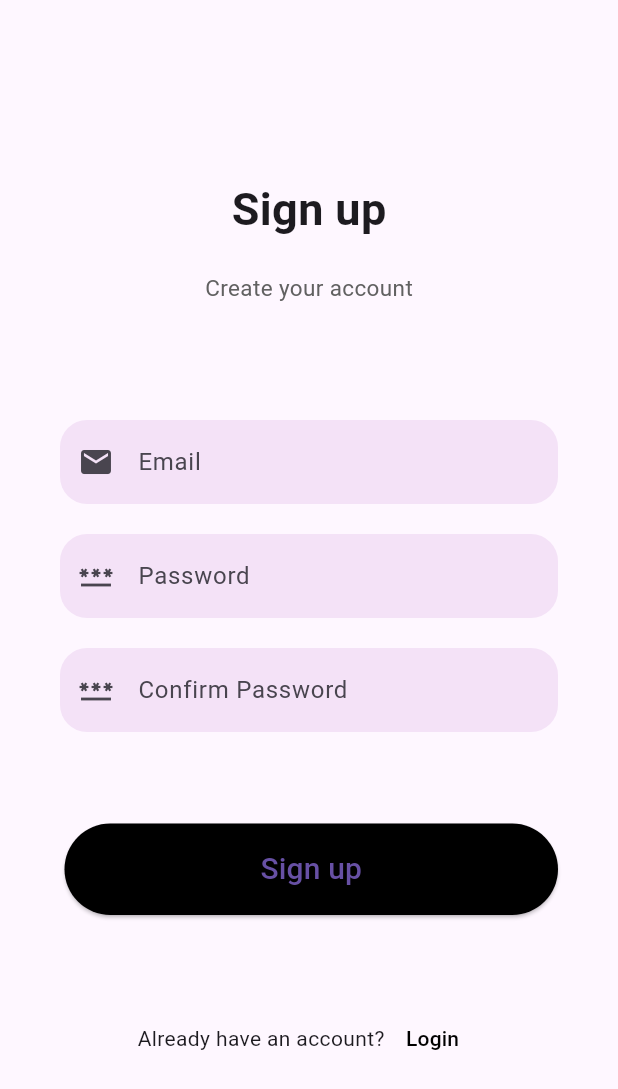
After one commit to jayanth119/Human_Genx, a Flutter app: the screen it shows after launch, after a tap on "Login", after a tap on "Sign Up", on a phone screen of 412 x 824 dp. The commit adds this screen. Shown: the top 1089 px of the screen. Run offline on Flutter 3.47's test engine with Material 3 defaults, Android fonts, the phone set to English and light mode, and no system bars; our stand-ins replace animated_splash_screen, firebase_auth, firebase_core, lottie; accounts and stored records are empty; network calls fail.

Commit message:
authentication implemented
login with mail and password
and logout also

```diff
--- a/analysis_options.yaml
+++ b/analysis_options.yaml
@@ -13,7 +13,8 @@ linter:
   # The lint rules applied to this project can be customized in the
   # section below to disable rules from the `package:flutter_lints/flutter.yaml`
   # included above or to enable additional rules. A list of all available lints
-  # and their documentation is published at https://dart.dev/lints.
+  # and their documentation is published at
+  # https://dart-lang.github.io/linter/lints/index.html.
   #
   # Instead of disabling a lint rule for the entire project in the
   # section below, it can also be suppressed for a single line of code
--- a/lib/intro.dart
+++ b/lib/intro.dart
@@ -1,6 +1,7 @@
 // ignore_for_file: camel_case_types
 
 import 'package:flutter/material.dart';
+import 'package:lottie/lottie.dart';
 
 class Splash_screen extends StatefulWidget {
   const Splash_screen({super.key});
@@ -12,6 +13,12 @@ class Splash_screen extends StatefulWidget {
 class _Splash_screenState extends State<Splash_screen> {
   @override
   Widget build(BuildContext context) {
-    return const Icon(Icons.ac_unit_rounded);
+    return Scaffold(
+      backgroundColor: Colors.black,
+      body: Center(
+        child: Lottie.network(
+            'https://lottie.host/679c294e-a1c9-4ce0-9043-0c871452bbcd/FJPexKFCBw.json'),
+      ),
+    );
   }
 }
--- a/lib/main.dart
+++ b/lib/main.dart
@@ -1,10 +1,23 @@
+import 'package:animated_splash_screen/animated_splash_screen.dart';
+import 'package:firebase_core/firebase_core.dart';
 import 'package:flutter/material.dart';
-import 'package:human_genx/homepage.dart';
-// ignore: depend_on_referenced_packages
-import 'package:animated_splash_screen/animated_splash_screen.dart';
-// import 'package:human_genx/intro.dart';
+import 'package:human_genx/intro.dart';
+import 'package:human_genx/utils/auth.dart';
 
-void main() {
+void main() async {
+  WidgetsFlutterBinding.ensureInitialized();
+//   await Firebase.initializeApp(
+//     options: DefaultFirebaseOptions.currentPlatform,
+// );
+  await Firebase.initializeApp(
+    options: const FirebaseOptions(
+        apiKey: "AIzaSyDnQJPvQEpS-v9S4j_8evKZKuHDcx3xc-o",
+        authDomain: "humangenx.firebaseapp.com",
+        projectId: "humangenx",
+        storageBucket: "humangenx.appspot.com",
+        messagingSenderId: "391038666866",
+        appId: "1:391038666866:web:cf387dcdee2f4881941aeb"),
+  );
   runApp(const MyApp());
 }
 
@@ -15,20 +28,29 @@ class MyApp extends StatelessWidget {
   @override
   Widget build(BuildContext context) {
     return MaterialApp(
-      title: 'Flutter Demo',
+      title: 'HumanGenx',
       debugShowCheckedModeBanner: false,
       theme: ThemeData(
         colorScheme: ColorScheme.fromSeed(seedColor: Colors.deepPurple),
         useMaterial3: true,
       ),
       home: AnimatedSplashScreen(
-          splash: const Icon(Icons.ac_unit_sharp),
-          duration: 5000,
-          nextScreen: const MyHomePage(
-            title: "Human_genx",
-          ),
+          splash: const Splash_screen(),
+          duration: 2000,
+          nextScreen: const Auth(),
           splashTransition: SplashTransition.scaleTransition,
-          backgroundColor: Colors.blue),
+          backgroundColor: Colors.black),
     );
   }
 }
+
+
+
+// Platform  Firebase App Id
+// web       1:391038666866:web:cf387dcdee2f4881941aeb
+// android   1:391038666866:android:b6087ad1ed1d42b7941aeb
+// ios       1:391038666866:ios:65b8fdd63d2d5e65941aeb
+// macos     1:391038666866:ios:65b8fdd63d2d5e65941aeb
+
+// Learn more about using this file and next steps from the documentation:
+//  > https://firebase.google.com/docs/flutter/setup
--- /dev/null
+++ b/lib/pages/login.dart
@@ -0,0 +1,146 @@
+import 'package:flutter/material.dart';
+import 'package:firebase_auth/firebase_auth.dart';
+import 'package:human_genx/pages/signup.dart';
+
+class Login extends StatefulWidget {
+  const Login({super.key});
+
+  @override
+  State<Login> createState() => _LoginState();
+}
+
+class _LoginState extends State<Login> {
+  final bor = OutlineInputBorder(
+      borderRadius: BorderRadius.circular(18), borderSide: BorderSide.none);
+  final _user = TextEditingController();
+  final _pass = TextEditingController();
+  final _formKey = GlobalKey<FormState>();
+  void sigin() async {
+    if (_formKey.currentState!.validate()) {
+      ScaffoldMessenger.of(context).showSnackBar(
+        const SnackBar(
+          content: Text('Login Sucessful '),
+        ),
+      );
+    }
+    try {
+      await FirebaseAuth.instance
+          .signInWithEmailAndPassword(email: _user.text, password: _pass.text);
+    } on FirebaseAuthException catch (e) {
+      if (e.code == "user-not-found") {
+      } else if (e.code == "wrong-password") {}
+    }
+  }
+
+  @override
+  Widget build(BuildContext context) {
+    return MaterialApp(
+      debugShowCheckedModeBanner: false,
+      home: Scaffold(
+        body: Container(
+          margin: const EdgeInsets.all(24),
+          child: Form(
+            key: _formKey,
+            child: Column(
+              mainAxisAlignment: MainAxisAlignment.spaceEvenly,
+              children: [
+                _header(context),
+                _inputField(context),
+                _signup(context),
+              ],
+            ),
+          ),
+        ),
+      ),
+    );
+  }
+
+  _header(context) {
+    return const Column(
+      children: [
+        Text(
+          "Welcome Back",
+          style: TextStyle(fontSize: 40, fontWeight: FontWeight.bold),
+        ),
+        Text("Enter your credential to login"),
+      ],
+    );
+  }
+
+  _inputField(context) {
+    return Column(
+      crossAxisAlignment: CrossAxisAlignment.stretch,
+      children: [
+        TextFormField(
+          controller: _user,
+          validator: (value) {
+            if (value == null || !_user.text.endsWith(".com")) {
+              return 'Please enter some text';
+            }
+            return null;
+          },
+          decoration: InputDecoration(
+            hintText: "Username",
+            border: bor,
+            fillColor: Colors.purple.withOpacity(0.1),
+            filled: true,
+            prefixIcon: const Icon(Icons.person),
+          ),
+        ),
+        const SizedBox(height: 10),
+        TextFormField(
+          validator: (value) {
+            if (value == null || value.isEmpty) {
+              return 'Please enter some text';
+            }
+            return null;
+          },
+          controller: _pass,
+          decoration: InputDecoration(
+            hintText: "Password",
+            border: bor,
+            fillColor: Colors.purple.withOpacity(0.1),
+            filled: true,
+            prefixIcon: const Icon(Icons.password),
+          ),
+          obscureText: true,
+        ),
+        const SizedBox(height: 10),
+        ElevatedButton(
+          onPressed: sigin,
+          style: ElevatedButton.styleFrom(
+            shape: const StadiumBorder(),
+            padding: const EdgeInsets.symmetric(vertical: 16),
+            backgroundColor: Colors.black,
+          ),
+          child: const Text(
+            "Login",
+            style: TextStyle(fontSize: 20),
+          ),
+        )
+      ],
+    );
+  }
+
+  _signup(context) {
+    return Row(
+      mainAxisAlignment: MainAxisAlignment.center,
+      children: [
+        const Text("Dont have an account? "),
+        TextButton(
+          onPressed: () {
+            Navigator.of(context).push(
+              MaterialPageRoute(
+                builder: (context) => const SignupPage(),
+              ),
+            );
+          },
+          child: const Text(
+            "Sign Up",
+            style: TextStyle(color: Colors.black),
+          ),
+        ),
+      ],
+    );
+  }
+}
--- /dev/null
+++ b/lib/pages/signup.dart
@@ -0,0 +1,178 @@
+import 'package:firebase_auth/firebase_auth.dart';
+import 'package:flutter/material.dart';
+
+class SignupPage extends StatefulWidget {
+  const SignupPage({super.key});
+
+  @override
+  State<SignupPage> createState() => _SignupPageState();
+}
+
+class _SignupPageState extends State<SignupPage> {
+  final _auth = FirebaseAuth.instance;
+  final _user = TextEditingController();
+  final _pass = TextEditingController();
+  final _pass1 = TextEditingController();
+  final _formKey = GlobalKey<FormState>();
+  final bor = OutlineInputBorder(
+      borderRadius: BorderRadius.circular(18), borderSide: BorderSide.none);
+  void signup() async {
+    if (_formKey.currentState!.validate()) {
+      ScaffoldMessenger.of(context).showSnackBar(
+        const SnackBar(
+          content: Text('Register Sucessful '),
+        ),
+      );
+    }
+    try {
+      await _auth.createUserWithEmailAndPassword(
+          email: _user.text, password: _pass.text);
+      // ignore: use_build_context_synchronously
+      Navigator.pop(context);
+    } on FirebaseAuthException catch (e) {
+      // ignore: use_build_context_synchronously
+      ScaffoldMessenger.of(context).showSnackBar(
+        SnackBar(
+          content: Text(
+            e.message.toString(),
+          ),
+        ),
+      );
+    }
+  }
+
+  @override
+  Widget build(BuildContext context) {
+    return MaterialApp(
+      debugShowCheckedModeBanner: false,
+      home: Scaffold(
+        body: SingleChildScrollView(
+          child: Container(
+            padding: const EdgeInsets.symmetric(horizontal: 40),
+            height: MediaQuery.of(context).size.height - 50,
+            width: double.infinity,
+            child: Column(
+              mainAxisAlignment: MainAxisAlignment.spaceEvenly,
+              crossAxisAlignment: CrossAxisAlignment.stretch,
+              children: <Widget>[
+                Column(
+                  children: <Widget>[
+                    const SizedBox(height: 60.0),
+                    const Text(
+                      "Sign up",
+                      style: TextStyle(
+                        fontSize: 30,
+                        fontWeight: FontWeight.bold,
+                      ),
+                    ),
+                    const SizedBox(
+                      height: 20,
+                    ),
+                    Text(
+                      "Create your account",
+                      style: TextStyle(fontSize: 15, color: Colors.grey[700]),
+                    )
+                  ],
+                ),
+                Form(
+                  key: _formKey,
+                  child: Column(
+                    children: <Widget>[
+                      const SizedBox(height: 20),
+                      TextFormField(
+                        controller: _user,
+                        validator: (value) {
+                          if (value == null || !_user.text.endsWith(".com")) {
+                            return 'Please enter some text';
+                          }
+                          return null;
+                        },
+                        decoration: InputDecoration(
+                            hintText: "Email",
+                            border: bor,
+                            fillColor: Colors.purple.withOpacity(0.1),
+                            filled: true,
+                            prefixIcon: const Icon(Icons.email)),
+                      ),
+                      const SizedBox(height: 20),
+                      TextFormField(
+                        controller: _pass,
+                        validator: (value) {
+                          if (value == null || !_user.text.endsWith(".com")) {
+                            return 'Please enter some text';
+                          }
+                          return null;
+                        },
+                        decoration: InputDecoration(
+                          hintText: "Password",
+                          border: bor,
+                          fillColor: Colors.purple.withOpacity(0.1),
+                          filled: true,
+                          prefixIcon: const Icon(Icons.password),
+                        ),
+                        obscureText: true,
+                      ),
+                      const SizedBox(height: 20),
+                      TextFormField(
+                        controller: _pass1,
+                        validator: (value) {
+                          if (value == null ||
+                              !_user.text.endsWith(".com") ||
+                              value.length >= 9) {
+                            return 'Please enter some text';
+                          }
+                          if (value != _pass.text) {
+                            return "password doesnot match";
+                          }
+
+                          return null;
+                        },
+                        decoration: InputDecoration(
+                          hintText: "Confirm Password",
+                          border: bor,
+                          fillColor: Colors.purple.withOpacity(0.1),
+                          filled: true,
+                          prefixIcon: const Icon(Icons.password),
+                        ),
+                        obscureText: true,
+                      ),
+                    ],
+                  ),
+                ),
+                Container(
+                  padding: const EdgeInsets.only(top: 3, left: 3),
+                  child: ElevatedButton(
+                    onPressed: signup,
+                    style: ElevatedButton.styleFrom(
+                      shape: const StadiumBorder(),
+                      padding: const EdgeInsets.symmetric(vertical: 16),
+                      backgroundColor: Colors.black,
+                    ),
+                    child: const Text(
+                      "Sign up",
+                      style: TextStyle(fontSize: 20),
+                    ),
+                  ),
+                ),
+                Row(
+                  mainAxisAlignment: MainAxisAlignment.center,
+                  children: <Widget>[
+                    const Text("Already have an account?"),
+                    TextButton(
+                        onPressed: () {
+                          Navigator.pop(context);
+                        },
+                        child: const Text(
+                          "Login",
+                          style: TextStyle(color: Colors.black),
+                        ))
+                  ],
+                )
+              ],
+            ),
+          ),
+        ),
+      ),
+    );
+  }
+}
--- /dev/null
+++ b/lib/utils/auth.dart
@@ -0,0 +1,26 @@
+import 'package:flutter/material.dart';
+import 'package:firebase_auth/firebase_auth.dart';
+import 'package:human_genx/pages/homepage.dart';
+import 'package:human_genx/pages/login.dart';
+
+class Auth extends StatelessWidget {
+  const Auth({super.key});
+
+  @override
+  Widget build(BuildContext context) {
+    return Scaffold(
+      body: StreamBuilder<User?>(
+        stream: FirebaseAuth.instance.authStateChanges(),
+        builder: (BuildContext context, AsyncSnapshot<User?> snapshot) {
+          if (snapshot.hasData) {
+            return const MyHomePage(
+              title: 'HumanGenx',
+            );
+          } else {
+            return const Login();
+          }
+        },
+      ),
+    );
+  }
+}
```
Also changed, not shown: lib/pages/homepage.dart (renamed from lib/homepage.dart, +19 -5 lines), lib/services/services.dart (added, +7 -0 lines), pubspec.yaml (+13 -11 lines), assets/Loki.jpg (added), assets/google.png (added), flutter_01.png (added), lib/firebase_options.dart (added), lib/utils/sketchpad.dart (renamed from lib/sketchpad.dart), pubspec.lock, 67 other files.
